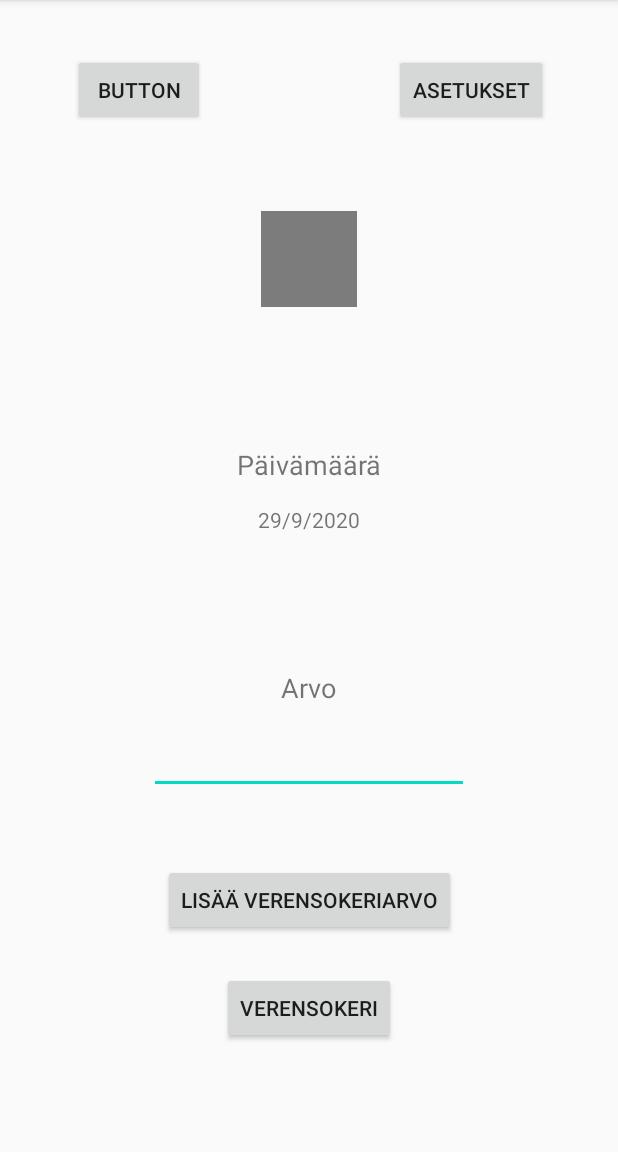
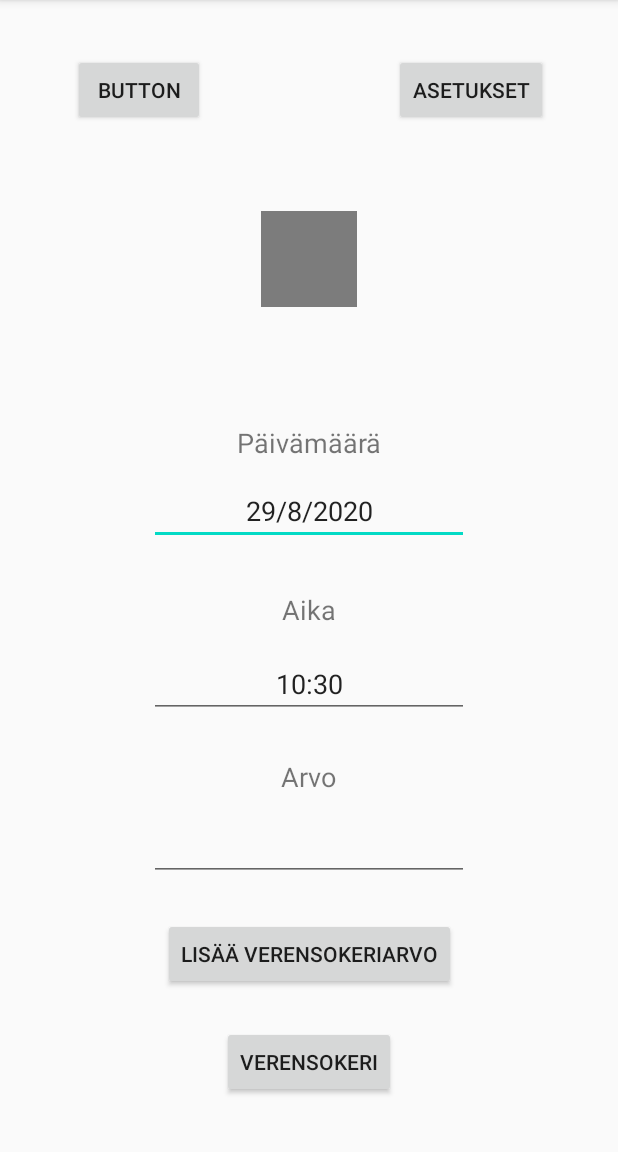
Before and after one commit to j0elr4u/diabetes_paivakirja, an Android app: the screen it shows after launch (MainActivity), on a phone screen of 412 x 824 dp, the part 84-1236 px from its top. Run offline under Robolectric (Android 15) with nearby library versions, the light colour scheme and no system bars.

Commit message:
Remade calendar
Tein uudestaan kalenterin, lisäsin ajan, yms.

AndroidManifest:
Näyttöä ei voi enään kääntää, pelkästään pysty suunta.

```diff
--- a/AndroidStudio/DiabetesPaivakirja/app/src/main/AndroidManifest.xml
+++ b/AndroidStudio/DiabetesPaivakirja/app/src/main/AndroidManifest.xml
@@ -8,9 +8,10 @@
         android:label="@string/app_name"
         android:roundIcon="@mipmap/ic_launcher_round"
         android:supportsRtl="true"
-        android:theme="@style/AppTheme">
+        android:theme="@style/AppTheme"
+        android:screenOrientation="portrait">
         <activity android:name=".ArvoActivity"
-            android:parentActivityName=".MainActivity"></activity>
+            android:parentActivityName=".MainActivity"/>
         <activity
             android:name=".SettingsActivity"
             android:label="@string/title_activity_settings"
--- a/AndroidStudio/DiabetesPaivakirja/app/src/main/java/com/diabetespaivakirja/MainActivity.java
+++ b/AndroidStudio/DiabetesPaivakirja/app/src/main/java/com/diabetespaivakirja/MainActivity.java
@@ -1,21 +1,35 @@
 package com.diabetespaivakirja;
 
-import androidx.annotation.NonNull;
 import androidx.appcompat.app.AppCompatActivity;
 
+import android.app.DatePickerDialog;
+import android.app.TimePickerDialog;
 import android.content.Intent;
 import android.os.Bundle;
-import android.util.Log;
+
 import android.view.View;
-import android.widget.CalendarView;
+import android.widget.DatePicker;
+import android.widget.EditText;
 import android.widget.TextView;
+import android.widget.TimePicker;
+import android.widget.Toast;
 
+import java.text.DateFormat;
+import java.text.ParseException;
+import java.text.SimpleDateFormat;
 import java.util.Calendar;
+import java.util.Locale;
 
-public class MainActivity extends AppCompatActivity {
-    private static int date;
-    private static int month;
-    private static int year;
+public class MainActivity extends AppCompatActivity implements View.OnClickListener {
+    EditText txtDate, txtTime;
+    Calendar calendar;
+    private int mYear;
+    private int mMonth;
+    private int mDay;
+    private int mHour;
+    private int mMinute;
+
+    private double value;
 
     private SharedPrefs sp = new SharedPrefs("prefs");
 
@@ -37,11 +51,7 @@ public class MainActivity extends AppCompatActivity {
 
     @Override
     public void onBackPressed() {
-        if(!isCalendarVisible()) {
-            super.onBackPressed();
-        } else {
-            toggleCalendar();
-        }
+        super.onBackPressed();
     }
 
     private void updateUI() {
@@ -56,82 +66,82 @@ public class MainActivity extends AppCompatActivity {
     }
 
     // Calendar stuff
-    private void calendarStuff() {
-        final CalendarView calendar_view = getCalendarView();
-        final TextView date_view = findViewById(R.id.dateView);
-        final Calendar calendar = Calendar.getInstance();
-        MainActivity.date = calendar.get(Calendar.DATE);
-        MainActivity.month = calendar.get(Calendar.MONTH) + 1;
-        MainActivity.year = calendar.get(Calendar.YEAR);
-        String ddMmYy = MainActivity.date + "/" + MainActivity.month + "/" + MainActivity.year;
-        date_view.setText(ddMmYy);
 
-        toggleCalendar();
+    public void calendarStuff() {
+        txtDate = findViewById(R.id.dateView);
+        txtTime = findViewById(R.id.timeView);
 
-        // Kopioitu täältä: https://www.geeksforgeeks.org/android-creating-a-calendar-view-app/
-        // Add Listener in calendar
-        calendar_view
-                .setOnDateChangeListener(
-                        new CalendarView
-                                .OnDateChangeListener() {
-                            @Override
+        txtDate.setOnClickListener(this);
+        txtTime.setOnClickListener(this);
 
-                            // In this Listener have one method
-                            // and in this method we will
-                            // get the value of DAYS, MONTH, YEARS
-                            public void onSelectedDayChange(
-                                    @NonNull CalendarView view,
-                                    int year,
-                                    int month,
-                                    int dayOfMonth)
-                            {
+        calendar = Calendar.getInstance();
 
-                                // Store the value of date with
-                                // format in String type Variable
-                                // Add 1 in month because month
-                                // index is start with 0
-                                MainActivity.date = dayOfMonth;
-                                MainActivity.month = (month + 1);
-                                MainActivity.year = year;
-                                String Date
-                                        = MainActivity.date + "/"
-                                        + MainActivity.month + "/" + MainActivity.year;
+        // Get Current Date
+        mYear = calendar.get(Calendar.YEAR);
+        mMonth = calendar.get(Calendar.MONTH);
+        mDay = calendar.get(Calendar.DAY_OF_MONTH);
 
-                                // set this date in TextView for Display
-                                date_view.setText(Date);
-                                toggleCalendar();
-                            }
-                        });
+        // Get Current Time
+        mHour = calendar.get(Calendar.HOUR_OF_DAY);
+        mMinute = calendar.get(Calendar.MINUTE);
+
+        // Set current date & time in the text
+        String dateText = mDay + "/" + mMonth + "/" + mYear;
+        String timeText = mHour + ":" + mMinute;
+
+        txtDate.setText(dateText);
+        txtTime.setText(timeText);
+
+        // Rest is done in onClick()
     }
 
-    private void toggleCalendar() {
-        final CalendarView calendar_view = getCalendarView();
-        if(isCalendarVisible()) {
-            calendar_view.setVisibility(View.GONE);
+    // https://www.journaldev.com/9976/android-date-time-picker-dialog
+    @Override
+    public void onClick(View v) {
+
+        if (v == txtDate) {
+
+            // Launch Date Picker Dialog
+            DatePickerDialog datePickerDialog = new DatePickerDialog(this,
+                    new DatePickerDialog.OnDateSetListener() {
+
+                        @Override
+                        public void onDateSet(DatePicker view, int year,
+                                              int monthOfYear, int dayOfMonth) {
+
+                            mYear = year;
+                            mMonth = (monthOfYear + 1);
+                            mDay = dayOfMonth;
+
+                            String text = mDay + "/" + mMonth + "/" + mYear;
+                            txtDate.setText(text);
+
+                        }
+                    }, mYear, mMonth, mDay);
+            datePickerDialog.show();
         }
-        else {
-            calendar_view.setVisibility(View.VISIBLE);
+        if (v == txtTime) {
+
+            // Launch Time Picker Dialog
+            TimePickerDialog timePickerDialog = new TimePickerDialog(this,
+                    new TimePickerDialog.OnTimeSetListener() {
+
+                        @Override
+                        public void onTimeSet(TimePicker view, int hourOfDay,
+                                              int minute) {
+
+                            mMinute = minute;
+                            mHour = hourOfDay;
+
+                            String text = mHour + ":" + mMinute;
+                            txtTime.setText(text);
+                        }
+                    }, mHour, mMinute, false);
+            timePickerDialog.show();
         }
     }
 
-    private boolean isCalendarVisible() {
-        final CalendarView calendar_view = getCalendarView();
-        if(calendar_view.getVisibility() == View.VISIBLE) {
-            return true;
-        } else {
-            return false;
-        }
-    }
-
-    private CalendarView getCalendarView() {
-        return findViewById(R.id.calendarView);
-    }
-
     // Buttons
-
-    public void onDateViewPressed(View view) {
-        toggleCalendar();
-    }
 
     public void onButtonPressed_Settings(View view){
         Intent intent = new Intent(MainActivity.this, SettingsActivity.class);
@@ -140,5 +150,56 @@ public class MainActivity extends AppCompatActivity {
     //Diagrammi Activity button vv
     public void onButtonPressed_Arvo(View view){
        Intent intent = new Intent(MainActivity.this, ArvoActivity.class);
-        startActivity(intent);}
+        startActivity(intent);
+    }
+
+    public void onButtonPressed_Lisaa(View view){
+        final EditText value_editText = findViewById(R.id.arvoView);
+        if(!value_editText.getText().toString().isEmpty() && !value_editText.getText().toString().startsWith(".")) {
+            value = Double.parseDouble(value_editText.getText().toString());
+        }
+
+        if(!lisaa_isDateValid()) {
+            showToast("DATE IS INVALID", Toast.LENGTH_LONG);
+            return;
+        }
+        if(!lisaa_isTimeValid()) {
+            showToast("TIME IS INVALID", Toast.LENGTH_LONG);
+            return;
+        }
+        if(!lisaa_isValueValid()) {
+            showToast("VALUE IS INVALID", Toast.LENGTH_LONG);
+            return;
+        }
+
+        // Lisää verensokeri ...
+        showToast("Kaikki OK", Toast.LENGTH_SHORT);
+    }
+
+    // Lisää arvo
+    private boolean lisaa_isDateValid() {
+        final String DATE_FORMAT = "dd-MM-yyyy";
+        String date = mDay + "-" + mMonth + "-" + mYear;
+        try {
+            DateFormat df = new SimpleDateFormat(DATE_FORMAT, Locale.US);
+            df.setLenient(false);
+            df.parse(date);
+            return true;
+        } catch (ParseException e) {
+            return false;
+        }
+    }
+    private boolean lisaa_isTimeValid() {
+        return true; // Time is always valid ( for now )
+    }
+    private boolean lisaa_isValueValid() {
+        return value > 0.0 && value < 1000;
+    }
+
+    // Toast
+
+    private void showToast(String message, int duration) {
+        Toast.makeText(MainActivity.this, message,
+                duration).show();
+    }
 }
--- a/AndroidStudio/DiabetesPaivakirja/app/src/main/res/layout/activity_main.xml
+++ b/AndroidStudio/DiabetesPaivakirja/app/src/main/res/layout/activity_main.xml
@@ -16,32 +16,70 @@
         app:layout_constraintEnd_toEndOf="parent"
         app:layout_constraintStart_toStartOf="parent"
         app:layout_constraintTop_toTopOf="parent"
-        app:layout_constraintVertical_bias="0.9" />
+        app:layout_constraintVertical_bias="0.95" />
 
     <Button
         android:id="@+id/Send_Arvo"
         android:layout_width="wrap_content"
         android:layout_height="wrap_content"
+        android:onClick="onButtonPressed_Lisaa"
         android:text="Lisää verensokeriarvo"
         app:layout_constraintBottom_toBottomOf="parent"
         app:layout_constraintEnd_toEndOf="parent"
         app:layout_constraintStart_toStartOf="parent"
         app:layout_constraintTop_toTopOf="parent"
-        app:layout_constraintVertical_bias="0.8" />
+        app:layout_constraintVertical_bias="0.85" />
 
     <TextView
-        android:id="@+id/dateView"
+        android:id="@+id/textView2"
         android:layout_width="wrap_content"
         android:layout_height="wrap_content"
-        android:ems="10"
-        android:gravity="center"
-        android:inputType="none"
-        android:onClick="onDateViewPressed"
+        android:text="Päivämäärä"
+        android:textSize="18sp"
         app:layout_constraintBottom_toBottomOf="parent"
         app:layout_constraintEnd_toEndOf="parent"
         app:layout_constraintStart_toStartOf="parent"
         app:layout_constraintTop_toTopOf="parent"
-        app:layout_constraintVertical_bias="0.45" />
+        app:layout_constraintVertical_bias="0.38" />
+
+    <EditText
+        android:id="@+id/dateView"
+        android:layout_width="wrap_content"
+        android:layout_height="wrap_content"
+        android:editable="false"
+        android:ems="10"
+        android:gravity="center"
+        android:inputType="none"
+        app:layout_constraintBottom_toBottomOf="parent"
+        app:layout_constraintEnd_toEndOf="parent"
+        app:layout_constraintStart_toStartOf="parent"
+        app:layout_constraintTop_toTopOf="parent"
+        app:layout_constraintVertical_bias="0.44" />
+
+    <TextView
+        android:id="@+id/textView3"
+        android:layout_width="wrap_content"
+        android:layout_height="wrap_content"
+        android:text="Aika"
+        android:textSize="18sp"
+        app:layout_constraintBottom_toBottomOf="parent"
+        app:layout_constraintEnd_toEndOf="parent"
+        app:layout_constraintStart_toStartOf="parent"
+        app:layout_constraintTop_toTopOf="parent"
+        app:layout_constraintVertical_bias="0.53" />
+
+    <EditText
+        android:id="@+id/timeView"
+        android:layout_width="wrap_content"
+        android:layout_height="wrap_content"
+        android:editable="false"
+        android:ems="10"
+        android:gravity="center"
+        app:layout_constraintBottom_toBottomOf="parent"
+        app:layout_constraintEnd_toEndOf="parent"
+        app:layout_constraintStart_toStartOf="parent"
+        app:layout_constraintTop_toTopOf="parent"
+        app:layout_constraintVertical_bias="0.6" />
 
     <TextView
         android:id="@+id/textView"
@@ -53,22 +91,10 @@
         app:layout_constraintEnd_toEndOf="parent"
         app:layout_constraintStart_toStartOf="parent"
         app:layout_constraintTop_toTopOf="parent"
-        app:layout_constraintVertical_bias="0.6" />
-
-    <TextView
-        android:id="@+id/textView2"
-        android:layout_width="wrap_content"
-        android:layout_height="wrap_content"
-        android:text="Päivämäärä"
-        android:textSize="18sp"
-        app:layout_constraintBottom_toBottomOf="parent"
-        app:layout_constraintEnd_toEndOf="parent"
-        app:layout_constraintStart_toStartOf="parent"
-        app:layout_constraintTop_toTopOf="parent"
-        app:layout_constraintVertical_bias="0.39999998" />
+        app:layout_constraintVertical_bias="0.68" />
 
     <EditText
-        android:id="@+id/editTextTextPersonName2"
+        android:id="@+id/arvoView"
         android:layout_width="wrap_content"
         android:layout_height="wrap_content"
         android:ems="10"
@@ -78,7 +104,7 @@
         app:layout_constraintEnd_toEndOf="parent"
         app:layout_constraintStart_toStartOf="parent"
         app:layout_constraintTop_toTopOf="parent"
-        app:layout_constraintVertical_bias="0.66999996" />
+        app:layout_constraintVertical_bias="0.75" />
 
     <Button
         android:id="@+id/settings_button"
@@ -130,16 +156,4 @@
         app:srcCompat="@android:drawable/screen_background_dark_transparent"
         tools:srcCompat="@tools:sample/avatars" />
 
-    <CalendarView
-        android:id="@+id/calendarView"
-        android:layout_width="wrap_content"
-        android:layout_height="wrap_content"
-        android:background="@android:color/white"
-        android:visibility="visible"
-        app:layout_constraintBottom_toBottomOf="parent"
-        app:layout_constraintEnd_toEndOf="parent"
-        app:layout_constraintStart_toStartOf="parent"
-        app:layout_constraintTop_toTopOf="parent"
-        tools:visibility="gone" />
-
 </androidx.constraintlayout.widget.ConstraintLayout>
```
